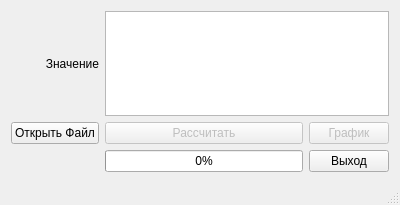
First picture: the form in mainwindow.ui, repository ele638/GiredMet, before the edit.
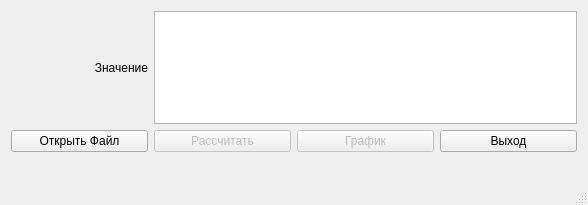
Second picture: the form after the edit.

```diff
--- a/mainwindow.ui
+++ b/mainwindow.ui
@@ -6,7 +6,7 @@
    <rect>
     <x>0</x>
     <y>0</y>
-    <width>400</width>
+    <width>588</width>
     <height>205</height>
    </rect>
   </property>
@@ -39,13 +39,6 @@
     </size>
    </property>
    <layout class="QGridLayout" name="gridLayout">
-    <item row="2" column="2">
-     <widget class="QPushButton" name="exitButton">
-      <property name="text">
-       <string>Выход</string>
-      </property>
-     </widget>
-    </item>
     <item row="0" column="0">
      <widget class="QLabel" name="value">
       <property name="text">
@@ -66,25 +59,6 @@
       </property>
      </widget>
     </item>
-    <item row="0" column="1" colspan="2">
-     <widget class="QTextEdit" name="textEdit">
-      <property name="sizePolicy">
-       <sizepolicy hsizetype="Expanding" vsizetype="Expanding">
-        <horstretch>0</horstretch>
-        <verstretch>0</verstretch>
-       </sizepolicy>
-      </property>
-      <property name="maximumSize">
-       <size>
-        <width>16777215</width>
-        <height>16777215</height>
-       </size>
-      </property>
-      <property name="readOnly">
-       <bool>true</bool>
-      </property>
-     </widget>
-    </item>
     <item row="1" column="1">
      <widget class="QPushButton" name="execButton">
       <property name="enabled">
@@ -108,14 +82,33 @@
       </property>
      </widget>
     </item>
-    <item row="2" column="1">
-     <widget class="QProgressBar" name="progressBar">
-      <property name="value">
-       <number>0</number>
+    <item row="1" column="3">
+     <widget class="QPushButton" name="exitButton">
+      <property name="text">
+       <string>Выход</string>
       </property>
      </widget>
     </item>
-    <item row="2" column="0">
+    <item row="0" column="1" colspan="3">
+     <widget class="QTextEdit" name="textEdit">
+      <property name="sizePolicy">
+       <sizepolicy hsizetype="Expanding" vsizetype="Expanding">
+        <horstretch>0</horstretch>
+        <verstretch>0</verstretch>
+       </sizepolicy>
+      </property>
+      <property name="maximumSize">
+       <size>
+        <width>16777215</width>
+        <height>16777215</height>
+       </size>
+      </property>
+      <property name="readOnly">
+       <bool>true</bool>
+      </property>
+     </widget>
+    </item>
+    <item row="2" column="0" colspan="4">
      <widget class="QLabel" name="progressTitle">
       <property name="text">
        <string/>
```
Left out of the diff: 2 changed lines with no effect on the pictures.
